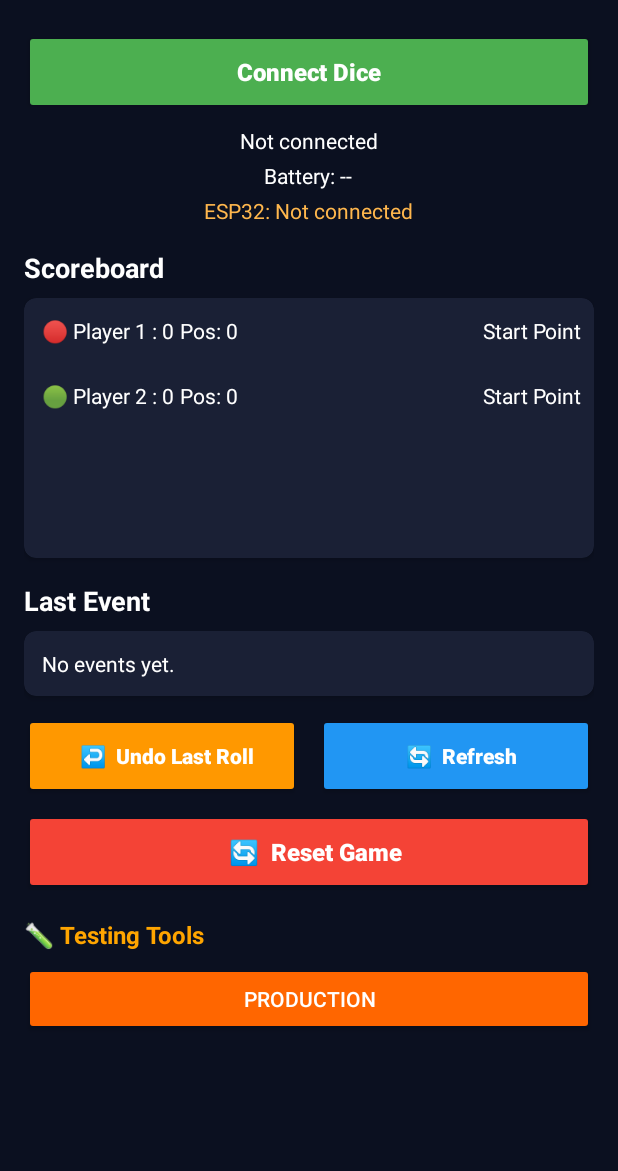
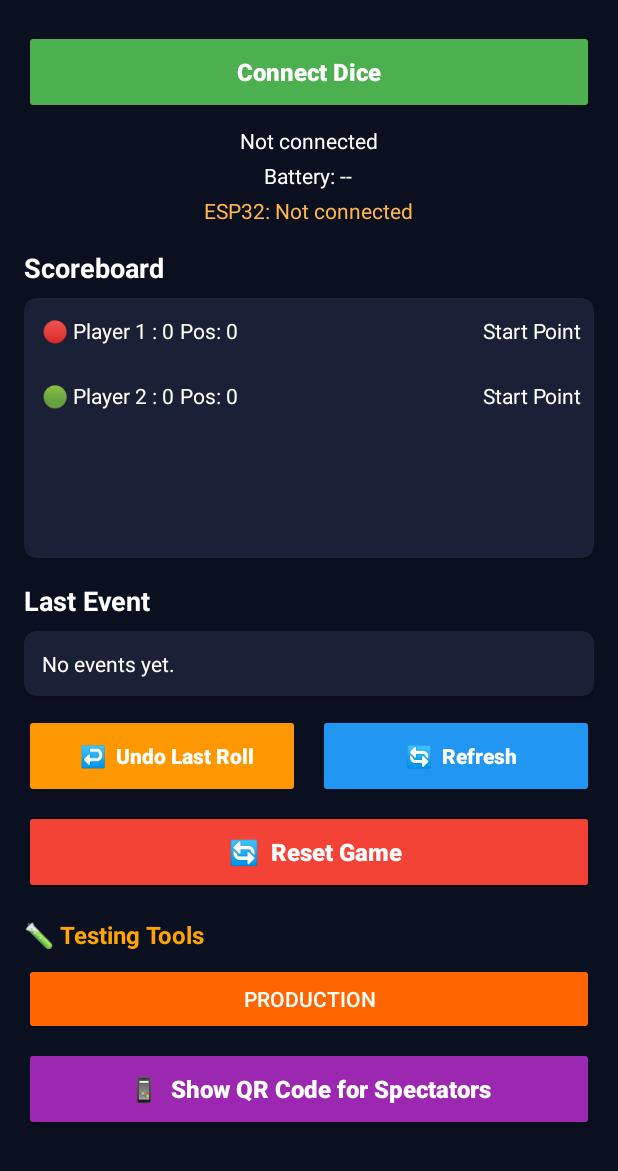
Before and after one commit to lakshnarr/lastdrop-game, an Android app: the screen it shows after launch (MainActivity), on a phone screen of 412 x 824 dp, the part 65-1236 px from its top. Run offline under Robolectric (Android 15) with nearby library versions, the phone set to English and light mode, and no system bars; our stand-ins replace Room's generated code; 1 statement that could not run was skipped.

Commit message:
feat: Add QR code generator for spectators to scan and view live.html
- Created LiveQRGenerator.kt for QR code generation
- Added 'Show QR Code for Spectators' button in UI
- QR code contains live.html URL with unique session ID
- Displays session ID, board ID, and copyable URL
- Each game gets unique URL: live.html?session=<UUID>
- Enables multiple simultaneous games with separate displays

```diff
--- a/app/src/main/java/com/example/lastdrop/MainActivity.kt
+++ b/app/src/main/java/com/example/lastdrop/MainActivity.kt
@@ -98,6 +98,7 @@ class MainActivity : AppCompatActivity(), GoDiceSDK.Listener {
     private lateinit var btnResetScore: Button
     private lateinit var btnRefreshScoreboard: Button
     private lateinit var btnTestMode: Button
+    private lateinit var btnShowQR: Button
     private lateinit var layoutDiceButtons: LinearLayout
     private lateinit var btnDice1: Button
     private lateinit var btnDice2: Button
@@ -420,6 +421,7 @@ class MainActivity : AppCompatActivity(), GoDiceSDK.Listener {
         btnResetScore = findViewById(R.id.btnResetScore)
         btnRefreshScoreboard = findViewById(R.id.btnRefreshScoreboard)
         btnTestMode = findViewById(R.id.btnTestMode)
+        btnShowQR = findViewById(R.id.btnShowQR)
         layoutDiceButtons = findViewById(R.id.layoutDiceButtons)
         btnDice1 = findViewById(R.id.btnDice1)
         btnDice2 = findViewById(R.id.btnDice2)
@@ -462,6 +464,7 @@ class MainActivity : AppCompatActivity(), GoDiceSDK.Listener {
         btnRefreshScoreboard.setOnClickListener { fetchScoreboard() }
 
         btnTestMode.setOnClickListener { toggleTestMode() }
+        btnShowQR.setOnClickListener { showSpectatorQR() }
         btnDice1.setOnClickListener { simulateDiceRoll(1) }
         btnDice2.setOnClickListener { simulateDiceRoll(2) }
         btnDice3.setOnClickListener { simulateDiceRoll(3) }
@@ -1652,6 +1655,26 @@ class MainActivity : AppCompatActivity(), GoDiceSDK.Listener {
             .show()
 
         Log.d(TAG, "toggleTestMode dialog shown")
+    }
+
+    /**
+     * Show QR code for spectators to scan and view live.html
+     * Displays session ID and board ID (if connected to ESP32)
+     */
+    private fun showSpectatorQR() {
+        val boardId = esp32Gatt?.device?.name
+
+        LiveQRGenerator.showQRCodeDialog(
+            context = this,
+            sessionId = SESSION_ID,
+            boardId = boardId
+        )
+
+        Log.d(TAG, "Spectator QR code shown - Session: ${SESSION_ID.substring(0, 8)}..., Board: $boardId")
+
+        if (testModeEnabled) {
+            appendTestLog("📱 QR code displayed for session ${SESSION_ID.substring(0, 8)}...")
+        }
     }
 
     private fun simulateDiceRoll(diceValue: Int) {
--- a/app/src/main/res/layout/activity_main.xml
+++ b/app/src/main/res/layout/activity_main.xml
@@ -387,6 +387,20 @@
         android:text="Test Mode: OFF"
         android:textColor="#FFFFFF" />
 
+    <Button
+        android:id="@+id/btnShowQR"
+        android:layout_width="match_parent"
+        android:layout_height="56dp"
+        android:layout_marginTop="8dp"
+        android:backgroundTint="#9C27B0"
+        android:elevation="4dp"
+        android:padding="12dp"
+        android:text="📱  Show QR Code for Spectators"
+        android:textAllCaps="false"
+        android:textColor="#FFFFFF"
+        android:textSize="16sp"
+        android:textStyle="bold" />
+
     <!-- Direct Dice Value Buttons (Test Mode) -->
     <LinearLayout
         android:id="@+id/layoutDiceButtons"
```
Also changed, not shown: app/src/main/java/com/example/lastdrop/LiveQRGenerator.kt (added, +167 -0 lines).
